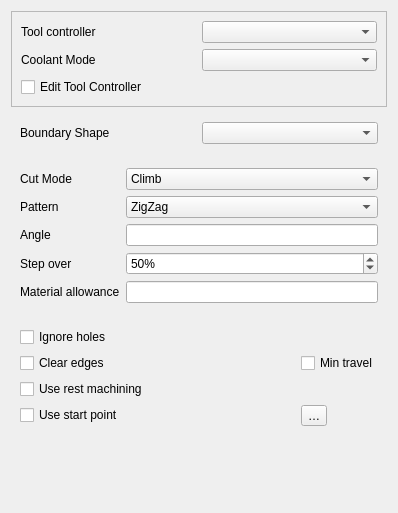
This is src/Mod/CAM/Gui/Resources/panels/PageOpPocketFullEdit.ui in Connor9220/FreeCAD as Qt 5 draws it before an edit. The edited form follows.
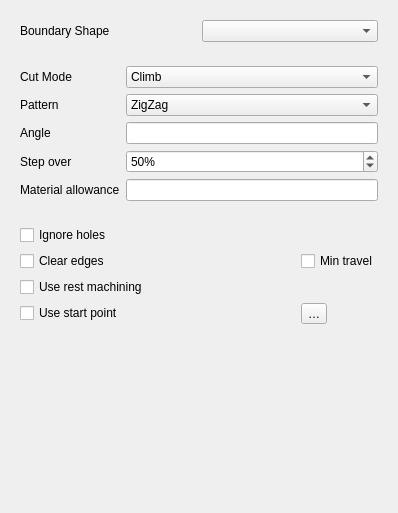
This is the edited form. Icons and pictures are not drawn. Custom widgets are drawn as their Qt base class.

Commit message:
Merge pull request #31299 from Connor9220/ToolcontrolerTaskPanel
CAM: GUI Improvements: Move tool controller to its own tab

Diff of the .ui file:
```diff
--- a/src/Mod/CAM/Gui/Resources/panels/PageOpPocketFullEdit.ui
+++ b/src/Mod/CAM/Gui/Resources/panels/PageOpPocketFullEdit.ui
@@ -15,53 +15,6 @@
   </property>
   <layout class="QGridLayout" name="gridLayout_4">
    <item row="0" column="0">
-    <widget class="QFrame" name="frame">
-     <property name="frameShape">
-      <enum>QFrame::StyledPanel</enum>
-     </property>
-     <property name="frameShadow">
-      <enum>QFrame::Raised</enum>
-     </property>
-     <layout class="QGridLayout" name="gridLayout_3">
-      <item row="0" column="0">
-       <widget class="QLabel" name="toolController_label">
-        <property name="text">
-         <string>Tool controller</string>
-        </property>
-       </widget>
-      </item>
-      <item row="0" column="1">
-       <widget class="QComboBox" name="toolController">
-        <property name="toolTip">
-         <string>The tool and its settings to be used for this operation</string>
-        </property>
-       </widget>
-      </item>
-      <item row="1" column="0">
-       <widget class="QLabel" name="coolantController_label">
-        <property name="text">
-         <string>Coolant Mode</string>
-        </property>
-       </widget>
-      </item>
-      <item row="1" column="1">
-       <widget class="QComboBox" name="coolantController">
-        <property name="toolTip">
-         <string>The tool and its settings to be used for this operation</string>
-        </property>
-       </widget>
-      </item>
-      <item row="2" column="0" colspan="2">
-       <widget class="QCheckBox" name="editToolController">
-        <property name="text">
-         <string>Edit Tool Controller</string>
-        </property>
-       </widget>
-      </item>
-     </layout>
-    </widget>
-   </item>
-   <item row="1" column="0">
     <widget class="QWidget" name="facingWidget">
      <layout class="QGridLayout" name="gridLayout_2">
       <item row="0" column="0">
@@ -83,7 +36,7 @@
       </layout>
     </widget>
    </item>
-   <item row="2" column="0">
+   <item row="1" column="0">
     <widget class="QWidget" name="widget">
      <layout class="QFormLayout" name="formLayout">
       <property name="fieldGrowthPolicy">
@@ -225,7 +178,7 @@
      </layout>
     </widget>
    </item>
-   <item row="3" column="0">
+   <item row="2" column="0">
     <widget class="QWidget" name="pocketWidget">
      <layout class="QGridLayout" name="gridLayout">
       <item row="1" column="0">
@@ -290,7 +243,7 @@
      </layout>
     </widget>
    </item>
-   <item row="5" column="0">
+   <item row="4" column="0">
     <spacer name="verticalSpacer_2">
      <property name="orientation">
       <enum>Qt::Vertical</enum>
```
Left out of the diff: 4 changed lines with no effect on the pictures. The commit also changes 48 other files.
